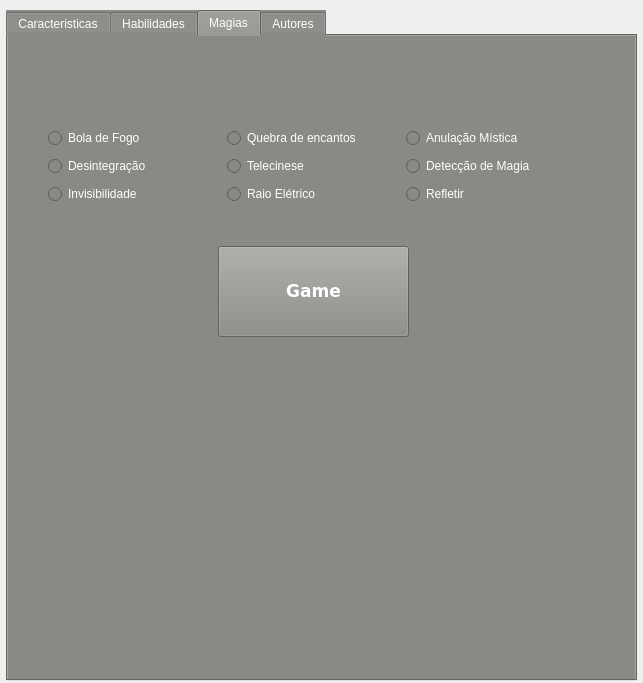
First picture: the form in mainwindow.ui, repository miguelsrrobo/Tagmar, before the edit.
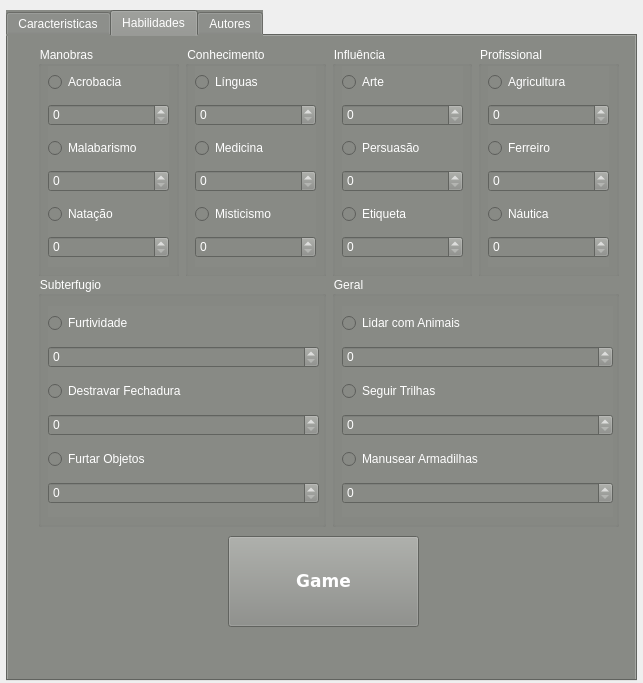
Second picture: the form after the edit. The open tabs and pages were chosen to show the change. Icons and pictures are not drawn.

Patch:
```diff
--- a/mainwindow.ui
+++ b/mainwindow.ui
@@ -760,16 +760,11 @@
        </item>
       </layout>
      </widget>
-    </widget>
-    <widget class="QWidget" name="Magias">
-     <attribute name="title">
-      <string>Magias</string>
-     </attribute>
      <widget class="QPushButton" name="pushButton">
       <property name="geometry">
        <rect>
-        <x>210</x>
-        <y>210</y>
+        <x>220</x>
+        <y>500</y>
         <width>191</width>
         <height>91</height>
        </rect>
@@ -785,81 +780,6 @@
        <string>Game</string>
       </property>
      </widget>
-     <widget class="QWidget" name="layoutWidget">
-      <property name="geometry">
-       <rect>
-        <x>40</x>
-        <y>90</y>
-        <width>531</width>
-        <height>83</height>
-       </rect>
-      </property>
-      <layout class="QGridLayout" name="gridLayout">
-       <item row="0" column="0">
-        <widget class="QRadioButton" name="BolaFogo">
-         <property name="text">
-          <string>Bola de Fogo</string>
-         </property>
-        </widget>
-       </item>
-       <item row="0" column="1">
-        <widget class="QRadioButton" name="QuebraEncantos">
-         <property name="text">
-          <string>Quebra de encantos</string>
-         </property>
-        </widget>
-       </item>
-       <item row="0" column="2">
-        <widget class="QRadioButton" name="AnulacaoMistica">
-         <property name="text">
-          <string>Anulação Mística</string>
-         </property>
-        </widget>
-       </item>
-       <item row="1" column="0">
-        <widget class="QRadioButton" name="Desintegracao">
-         <property name="text">
-          <string>Desintegração</string>
-         </property>
-        </widget>
-       </item>
-       <item row="1" column="1">
-        <widget class="QRadioButton" name="Telecinese">
-         <property name="text">
-          <string>Telecinese</string>
-         </property>
-        </widget>
-       </item>
-       <item row="1" column="2">
-        <widget class="QRadioButton" name="DeteccaoMagia">
-         <property name="text">
-          <string>Detecção de Magia </string>
-         </property>
-        </widget>
-       </item>
-       <item row="2" column="0">
-        <widget class="QRadioButton" name="Invisibilidade">
-         <property name="text">
-          <string>Invisibilidade</string>
-         </property>
-        </widget>
-       </item>
-       <item row="2" column="1">
-        <widget class="QRadioButton" name="RaioEletrico">
-         <property name="text">
-          <string>Raio Elétrico</string>
-         </property>
-        </widget>
-       </item>
-       <item row="2" column="2">
-        <widget class="QRadioButton" name="Refletir">
-         <property name="text">
-          <string>Refletir</string>
-         </property>
-        </widget>
-       </item>
-      </layout>
-     </widget>
     </widget>
     <widget class="QWidget" name="Autores">
      <attribute name="title">
```
Left out of the diff: 50 changed lines with no effect on the pictures.
